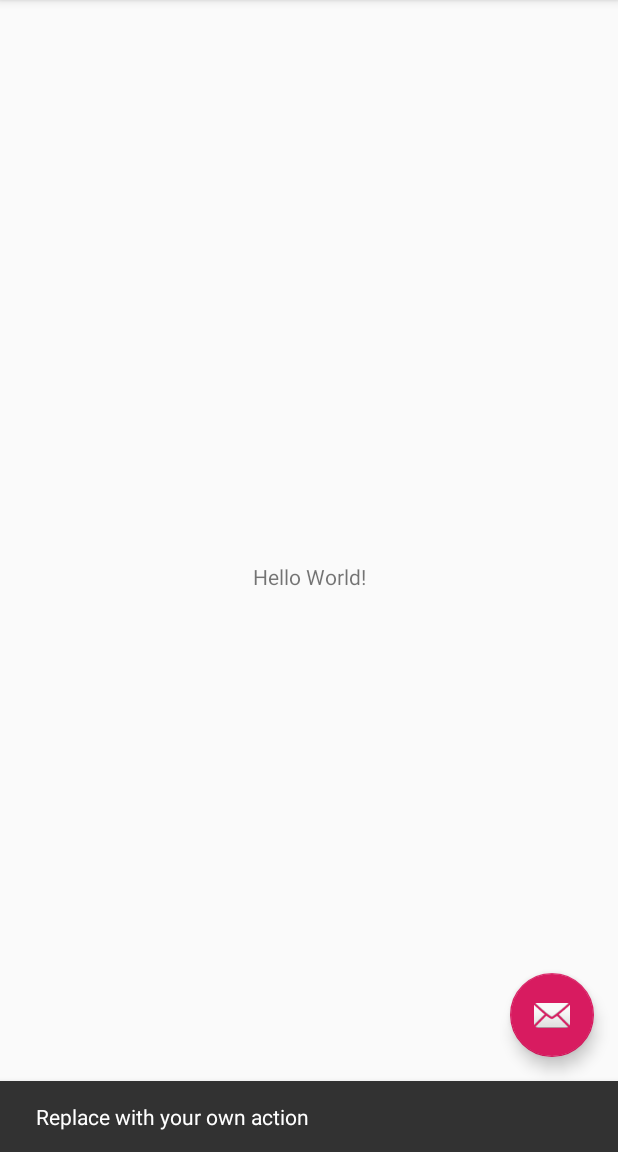
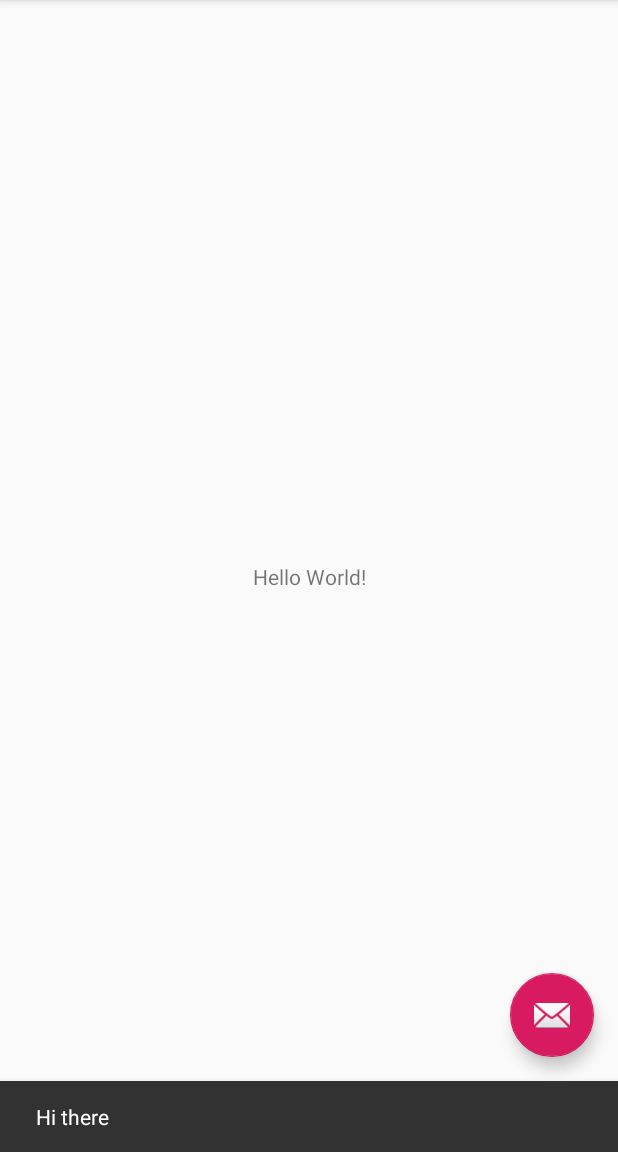
Before and after one commit to otoledan/cse110-lab-3, an Android app: the screen it shows after launch (MainActivity), after a tap on an icon or button, on a phone screen of 412 x 824 dp, the part 84-1236 px from its top. Run offline under Robolectric (Android 15) with nearby library versions, the phone set to English and light mode, and no system bars.

Commit message:
commit snackbar

```diff
--- a/app/src/main/java/com/example/com/testproject/MainActivity.java
+++ b/app/src/main/java/com/example/com/testproject/MainActivity.java
@@ -22,7 +22,7 @@ public class MainActivity extends AppCompatActivity {
         fab.setOnClickListener(new View.OnClickListener() {
             @Override
             public void onClick(View view) {
-                Snackbar.make(view, "Replace with your own action", Snackbar.LENGTH_LONG)
+                Snackbar.make(view, "Hi there", Snackbar.LENGTH_LONG)
                         .setAction("Action", null).show();
             }
         });
```
